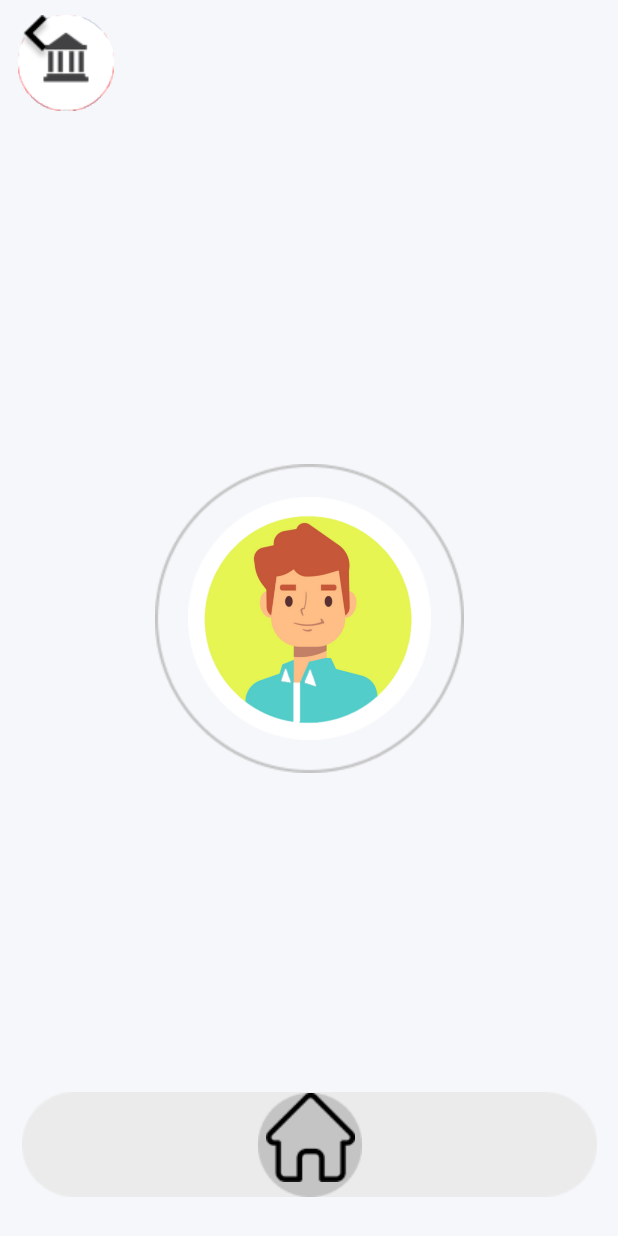
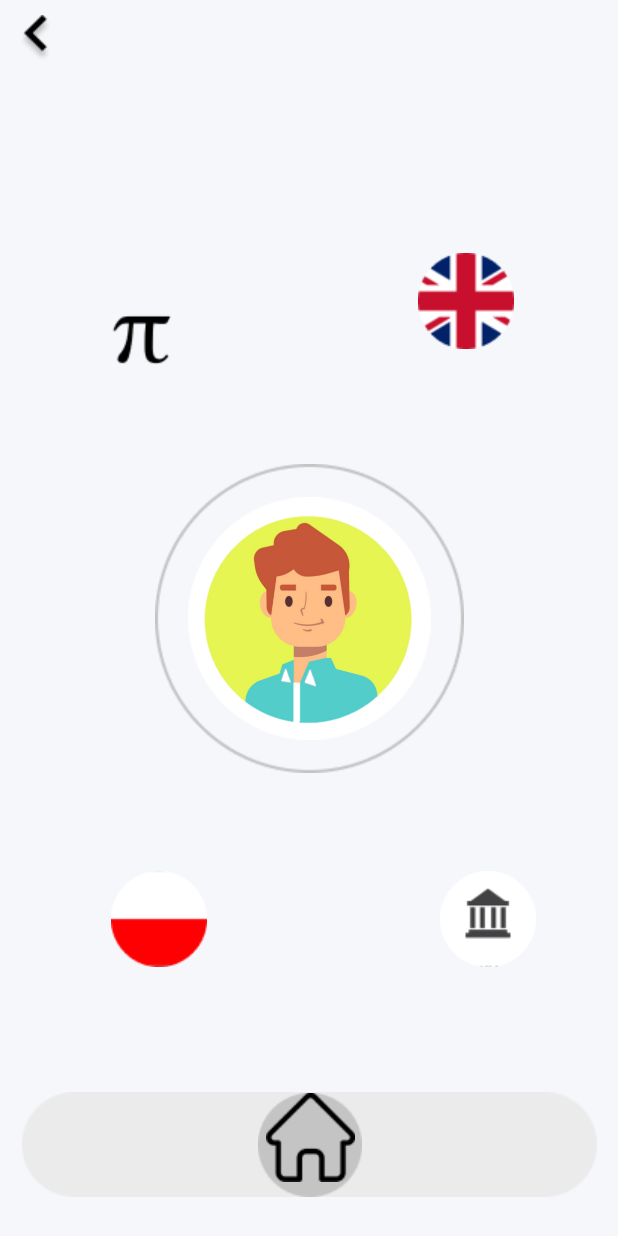
Before and after one commit to PSPMonster/F.E.G., an Android app: the layout activity_main_menu.xml on its own in the app's theme, with its tools: preview values and no code run, on a phone screen of 412 x 824 dp. Run offline under Robolectric (Android 15) with nearby library versions, the phone set to English and light mode, and no system bars.

Commit message:
Guzik pozycja

```diff
--- a/app/src/main/AndroidManifest.xml
+++ b/app/src/main/AndroidManifest.xml
@@ -10,10 +10,10 @@
         android:supportsRtl="true"
         android:theme="@style/Theme.FEG">
         <activity
-            android:name=".MainMenuActivity"
+            android:name=".MainActivity"
             android:exported="false" />
         <activity
-            android:name=".MainActivity"
+            android:name=".MainMenuActivity"
             android:exported="true">
             <intent-filter>
                 <action android:name="android.intent.action.MAIN" />
--- a/app/src/main/res/layout/activity_main_menu.xml
+++ b/app/src/main/res/layout/activity_main_menu.xml
@@ -45,8 +45,12 @@
         android:layout_alignParentRight="true"
         android:backgroundTint="#00FFFFFF"
         android:src="@drawable/english_icon"
-        tools:layout_editor_absoluteX="268dp"
-        tools:layout_editor_absoluteY="137dp" />
+        app:layout_constraintBottom_toBottomOf="parent"
+        app:layout_constraintEnd_toEndOf="parent"
+        app:layout_constraintHorizontal_bias="0.823"
+        app:layout_constraintStart_toStartOf="parent"
+        app:layout_constraintTop_toTopOf="parent"
+        app:layout_constraintVertical_bias="0.214" />
 
     <ImageButton
         android:id="@+id/searchImageButton2"
@@ -56,8 +60,12 @@
         android:layout_alignParentRight="true"
         android:backgroundTint="#00FFFFFF"
         android:src="@drawable/math"
-        tools:layout_editor_absoluteX="37dp"
-        tools:layout_editor_absoluteY="162dp" />
+        app:layout_constraintBottom_toBottomOf="parent"
+        app:layout_constraintEnd_toEndOf="parent"
+        app:layout_constraintHorizontal_bias="0.154"
+        app:layout_constraintStart_toStartOf="parent"
+        app:layout_constraintTop_toTopOf="parent"
+        app:layout_constraintVertical_bias="0.246" />
 
     <ImageButton
         android:id="@+id/searchImageButton3"
@@ -67,8 +75,12 @@
         android:layout_alignParentRight="true"
         android:backgroundTint="#00FFFFFF"
         android:src="@drawable/polish"
-        tools:layout_editor_absoluteX="52dp"
-        tools:layout_editor_absoluteY="516dp" />
+        app:layout_constraintBottom_toBottomOf="parent"
+        app:layout_constraintEnd_toEndOf="parent"
+        app:layout_constraintHorizontal_bias="0.191"
+        app:layout_constraintStart_toStartOf="parent"
+        app:layout_constraintTop_toTopOf="parent"
+        app:layout_constraintVertical_bias="0.771" />
 
     <ImageButton
         android:id="@+id/searchImageButton4"
@@ -78,8 +90,12 @@
         android:layout_alignParentRight="true"
         android:backgroundTint="#00FFFFFF"
         android:src="@drawable/history"
-        tools:layout_editor_absoluteX="256dp"
-        tools:layout_editor_absoluteY="500dp" />
+        app:layout_constraintBottom_toBottomOf="parent"
+        app:layout_constraintEnd_toEndOf="parent"
+        app:layout_constraintHorizontal_bias="0.869"
+        app:layout_constraintStart_toStartOf="parent"
+        app:layout_constraintTop_toTopOf="parent"
+        app:layout_constraintVertical_bias="0.771" />
 
     <ImageView
         android:id="@+id/imageView6"
```
